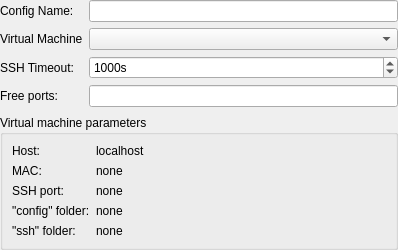
Before: the Qt Designer form src/plugins/mer/meremulatordevicewizardvmpage.ui in sailfishos/sailfish-qtcreator, drawn with Qt 5.
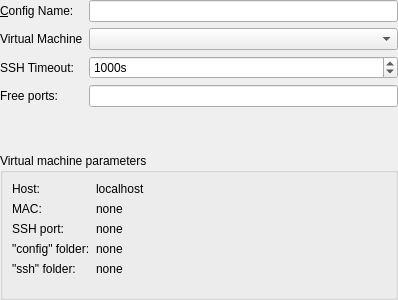
After: the same form once the commit is applied.

Patch:
```diff
--- a/src/plugins/mer/meremulatordevicewizardvmpage.ui
+++ b/src/plugins/mer/meremulatordevicewizardvmpage.ui
@@ -7,7 +7,7 @@
     <x>0</x>
     <y>0</y>
     <width>398</width>
-    <height>250</height>
+    <height>300</height>
    </rect>
   </property>
   <property name="windowTitle">
@@ -31,7 +31,10 @@
      <item row="0" column="0">
       <widget class="QLabel" name="configNameLabel">
        <property name="text">
-        <string>Config Name:</string>
+        <string>&amp;Config Name:</string>
+       </property>
+       <property name="buddy">
+        <cstring>configNameLineEdit</cstring>
        </property>
       </widget>
      </item>
```
Left out of the diff: 3 changed lines with no effect on the pictures.
